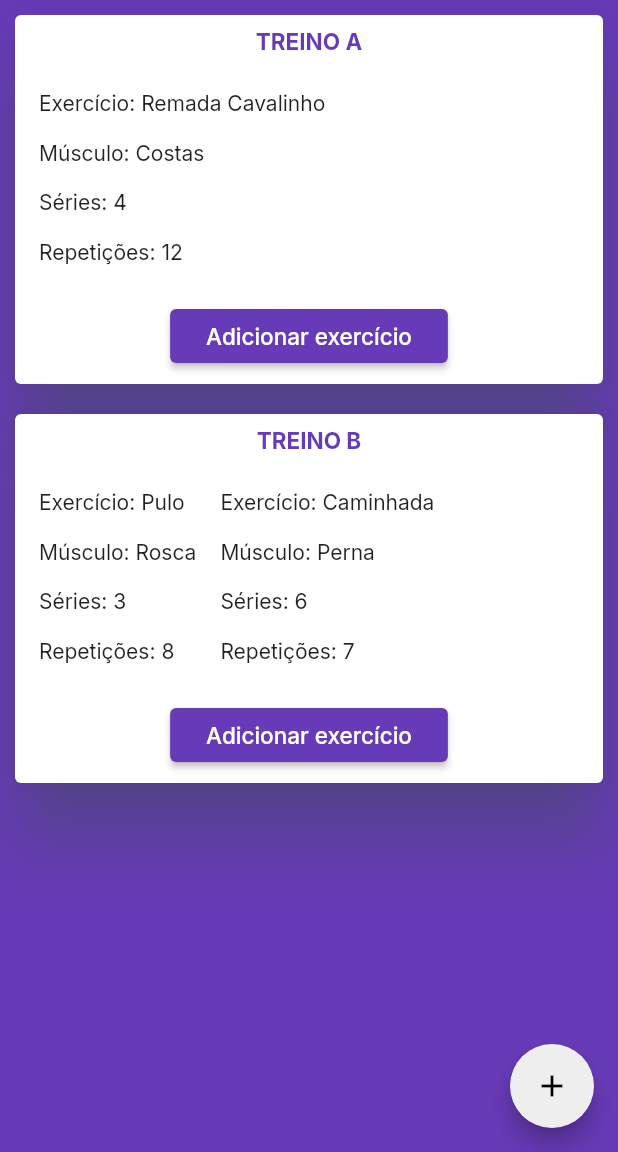
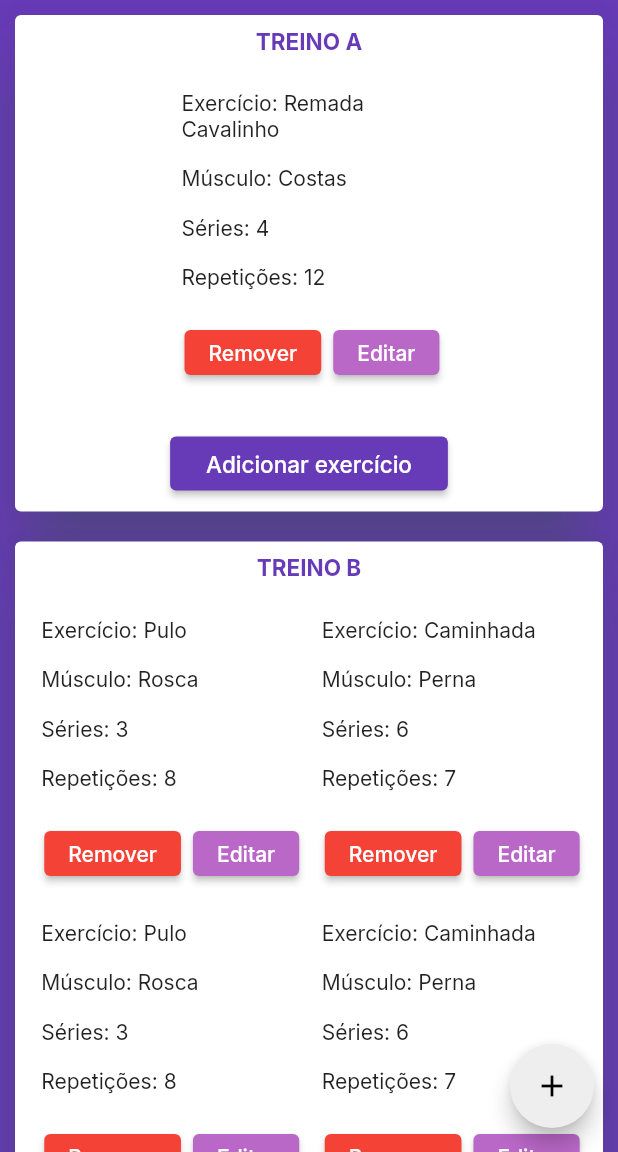
Before and after one commit to mayarazc/agenda-de-treinos, a Flutter app: the screen it shows after launch, on a phone screen of 412 x 824 dp, the part 84-1236 px from its top. Run offline on Flutter 3.47's test engine with Material 2 defaults, Android fonts, the phone set to English and light mode, and no system bars; our stand-ins replace google_fonts.

Commit message:
Commit 4
Feito botões de remover e editar exercicios

```diff
--- a/lib/view/exercicio_tile.dart
+++ b/lib/view/exercicio_tile.dart
@@ -9,32 +9,64 @@ class ExercicioTile extends StatelessWidget {
   Widget build(BuildContext context) {
     return Padding(
       padding: const EdgeInsets.all(8.0),
-      child: Row(
-          children:
-            //lexercicios.map((e) => Text(e.musculo)).toList()
-            List.generate(lexercicios.length, (index) => Column(
+      child: Wrap(
+        spacing: 1.0,
+        runSpacing: 2.0,
+        direction: Axis.horizontal,
+        alignment: WrapAlignment.start,
+        children: List.generate(
+          lexercicios.length,
+          (index) => SizedBox(
+            width: MediaQuery.of(context).size.width / 2 - 20,
+            child: Column(
               crossAxisAlignment: CrossAxisAlignment.start,
               children: [
                 Padding(
-                  padding: const EdgeInsets.all(8.0),
-                  child: Text('Exercício: ${lexercicios[index].nome}')
-                ),
+                    padding: const EdgeInsets.all(8.0),
+                    child: Text('Exercício: ${lexercicios[index].nome}')),
                 Padding(
                   padding: const EdgeInsets.all(8.0),
                   child: Text('Músculo: ${lexercicios[index].musculo}'),
                 ),
                 Padding(
                   padding: const EdgeInsets.all(8.0),
-                  child: Text('Séries: ${lexercicios[index].series.toString()}'),
+                  child:
+                      Text('Séries: ${lexercicios[index].series.toString()}'),
                 ),
                 Padding(
                   padding: const EdgeInsets.all(8.0),
-                  child: Text('Repetições: ${lexercicios[index].repeticoes.toString()}'),
+                  child: Text(
+                      'Repetições: ${lexercicios[index].repeticoes.toString()}'),
+                ),
+                Padding(
+                  padding: const EdgeInsets.all(10),
+                  child: Row(
+                    children: [
+                      ElevatedButton(
+                        style: ElevatedButton.styleFrom(
+                            backgroundColor: Colors.red,
+                            minimumSize: const Size(20, 30)),
+                        onPressed: () {},
+                        child: const Text('Remover'),
+                      ),
+                      const SizedBox(
+                        width: 8,
+                      ),
+                      ElevatedButton(
+                        style: ElevatedButton.styleFrom(
+                            backgroundColor: Colors.purple[300],
+                            minimumSize: const Size(20, 30)),
+                        onPressed: () {},
+                        child: const Text('Editar'),
+                      ),
+                    ],
+                  ),
                 ),
               ],
             ),
           ),
         ),
+      ),
     );
   }
 }
--- a/lib/view/home_page.dart
+++ b/lib/view/home_page.dart
@@ -16,6 +16,8 @@ class _HomePageState extends State<HomePage> {
     const TreinoModel(
         "Treino A", [ExercicioModel("Remada Cavalinho", "Costas", 4, 12)]),
     const TreinoModel("Treino B", [
+      ExercicioModel("Pulo", "Rosca", 3, 8),
+      ExercicioModel("Caminhada", "Perna", 6, 7),
       ExercicioModel("Pulo", "Rosca", 3, 8),
       ExercicioModel("Caminhada", "Perna", 6, 7)
     ]),
--- a/lib/view/modal.dart
+++ b/lib/view/modal.dart
@@ -57,7 +57,7 @@ class _ModalState extends State<Modal> {
                   ),
                 ),
                 const SizedBox(
-                  height: 100,
+                  height: 50,
                 ),
                 ElevatedButton(
                   onPressed: () {
```
